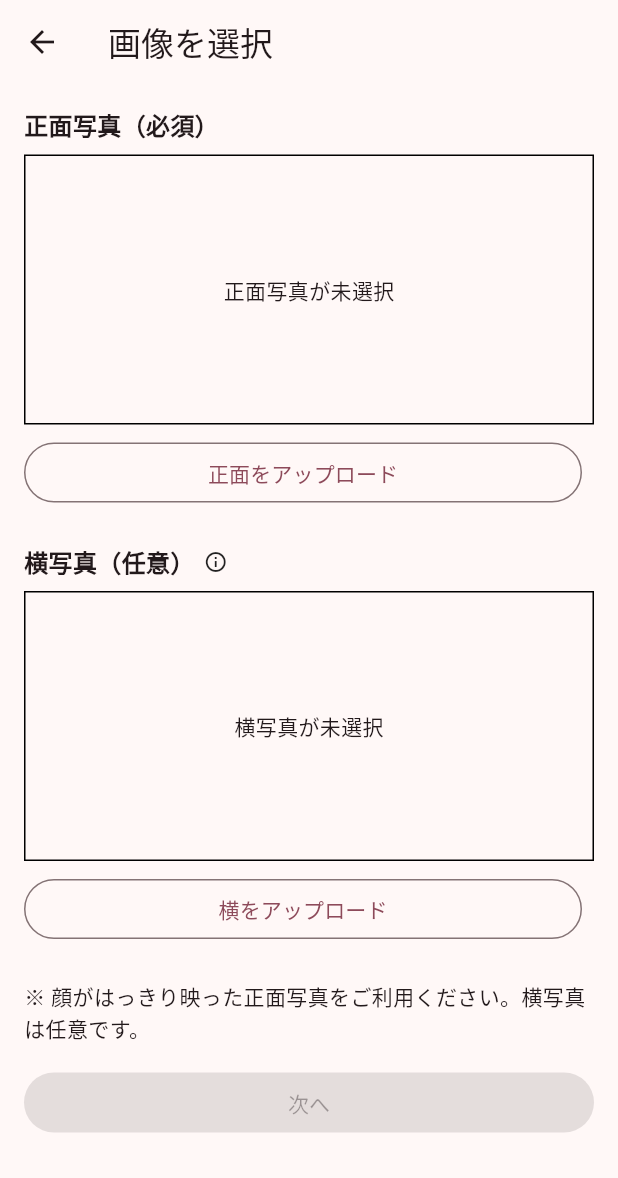
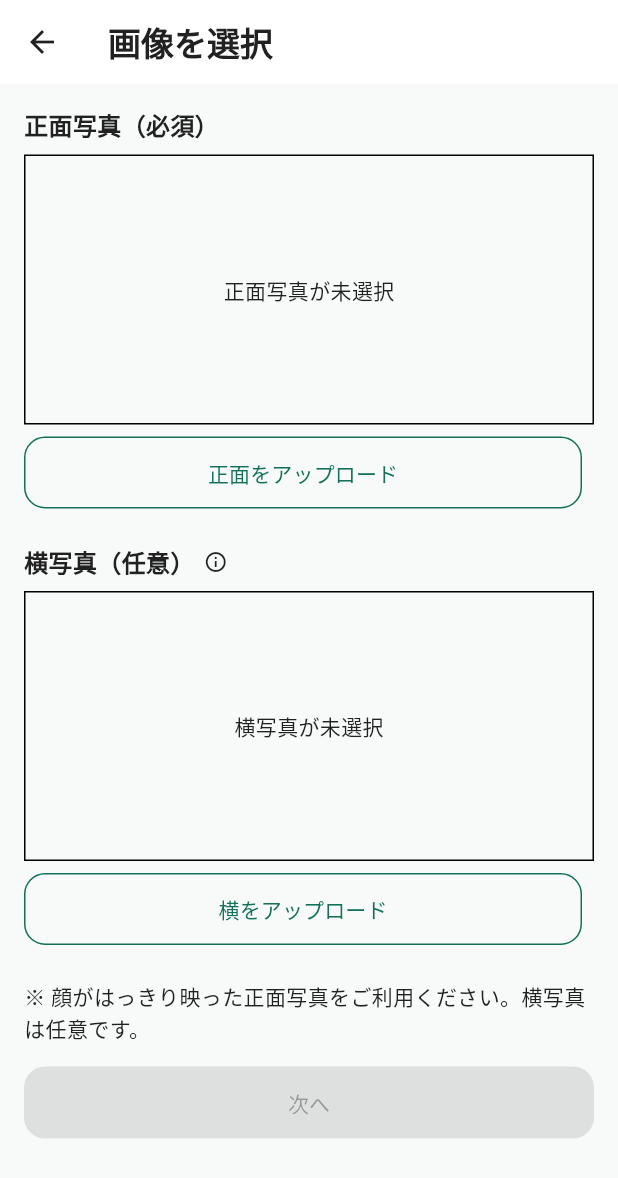
Before and after one commit to funachandesu/kaotype, a Flutter app: the screen it shows after launch, after a tap on "診断を始める", on a phone screen of 412 x 824 dp. Shown: the top 1178 px of the screen. Run offline on Flutter 3.47's test engine with Material 3 defaults, Android fonts, the phone set to English and light mode, and no system bars; our stand-ins replace dio, flutter_riverpod, image_picker, share_plus.

Commit message:
色味を変更

```diff
--- /dev/null
+++ b/lib/core/app_theme.dart
@@ -0,0 +1,78 @@
+// lib/core/app_theme.dart
+import 'package:flutter/material.dart';
+
+/// 16Pっぽい緑ベース + 補色（紫）
+/// スクショから抽出した近似色
+class KaotypeColors {
+  static const Color greenMain = Color(0xFF127158); // 濃緑（主）
+  static const Color greenLight = Color(0xFF46C5A1); // 明るいアクセント
+  static const Color greenPale = Color(0xFF92D8C5); // ペール
+  static const Color purpleMain = Color(0xFF7D4F9F); // 補色（濃紫）
+  static const Color purpleLight = Color(0xFFA572AF); // 補色（淡紫）
+  static const Color grayBg = Color(0xFFD9D9D9); // セクション区切り
+}
+
+ThemeData buildKaotypeTheme(Brightness brightness) {
+  final isDark = brightness == Brightness.dark;
+
+  // ColorScheme を直接定義（Seedではなく手動で揃える）
+  final scheme = ColorScheme(
+    brightness: brightness,
+    primary: KaotypeColors.greenMain,
+    onPrimary: Colors.white,
+    primaryContainer: KaotypeColors.greenLight,
+    onPrimaryContainer: Colors.black,
+    secondary: KaotypeColors.purpleMain,
+    onSecondary: Colors.white,
+    secondaryContainer: KaotypeColors.purpleLight,
+    onSecondaryContainer: Colors.white,
+    tertiary: KaotypeColors.greenPale,
+    onTertiary: Colors.black,
+    tertiaryContainer: KaotypeColors.greenPale.withOpacity(0.6),
+    onTertiaryContainer: Colors.black,
+    error: const Color(0xFFB00020),
+    onError: Colors.white,
+    surface: isDark ? const Color(0xFF121212) : Colors.white,
+    onSurface: isDark ? Colors.white : const Color(0xFF212121),
+    surfaceContainerHighest: KaotypeColors.grayBg, // Flutter 3.22+のみ使用
+    outline: Colors.black12,
+  );
+
+  return ThemeData(
+    colorScheme: scheme,
+    useMaterial3: true,
+    scaffoldBackgroundColor: isDark
+        ? const Color(0xFF101314)
+        : const Color(0xFFF7FAF8),
+    appBarTheme: AppBarTheme(
+      backgroundColor: scheme.surface,
+      foregroundColor: scheme.onSurface,
+      elevation: 0,
+    ),
+    textTheme: const TextTheme(
+      titleLarge: TextStyle(fontWeight: FontWeight.bold),
+    ),
+    filledButtonTheme: FilledButtonThemeData(
+      style: FilledButton.styleFrom(
+        backgroundColor: scheme.primary,
+        foregroundColor: scheme.onPrimary,
+        shape: RoundedRectangleBorder(borderRadius: BorderRadius.circular(14)),
+        padding: const EdgeInsets.symmetric(vertical: 14),
+      ),
+    ),
+    outlinedButtonTheme: OutlinedButtonThemeData(
+      style: OutlinedButton.styleFrom(
+        foregroundColor: scheme.primary,
+        side: BorderSide(color: scheme.primary),
+        shape: RoundedRectangleBorder(borderRadius: BorderRadius.circular(14)),
+        padding: const EdgeInsets.symmetric(vertical: 14),
+      ),
+    ),
+    dividerColor: KaotypeColors.grayBg,
+    cardTheme: CardThemeData(
+      color: scheme.primary.withOpacity(0.10),
+      shape: RoundedRectangleBorder(borderRadius: BorderRadius.circular(16)),
+      elevation: 0,
+    ),
+  );
+}
--- a/lib/features/start/start_page.dart
+++ b/lib/features/start/start_page.dart
@@ -1,3 +1,4 @@
+// lib/features/start/start_page.dart
 import 'package:flutter/material.dart';
 import '../legal/terms_page.dart';
 import '../legal/privacy_page.dart';
@@ -8,6 +9,8 @@ class StartPage extends StatelessWidget {
 
   @override
   Widget build(BuildContext context) {
+    final cs = Theme.of(context).colorScheme;
+
     return Scaffold(
       body: SafeArea(
         child: Padding(
@@ -22,22 +25,28 @@ class StartPage extends StatelessWidget {
               const SizedBox(height: 8),
               const Text('顔×性格でわかる16タイプ診断', textAlign: TextAlign.center),
               const SizedBox(height: 16),
-              // 画像送信の注意書き
+
+              // 画像送信の注意書き（テーマのprimaryを薄く）
               Container(
+                width: double.infinity,
                 padding: const EdgeInsets.symmetric(
                   horizontal: 12,
-                  vertical: 10,
+                  vertical: 12,
                 ),
                 decoration: BoxDecoration(
-                  color: Colors.orange.withOpacity(0.08),
+                  color: cs.primary.withOpacity(0.10),
+                  border: Border.all(color: cs.primary.withOpacity(0.20)),
                   borderRadius: BorderRadius.circular(12),
                 ),
                 child: const Text(
-                  'この診断では、選択した顔写真がサーバーに送信されます。\n詳細は「利用規約」と「プライバシーポリシー」をご確認ください。',
+                  'この診断では、選択した顔写真がサーバーに送信されます。\n'
+                  '詳細は「利用規約」と「プライバシーポリシー」をご確認ください。',
                   textAlign: TextAlign.center,
                 ),
               ),
+
               const Spacer(),
+
               SizedBox(
                 width: double.infinity,
                 child: FilledButton(
@@ -47,7 +56,8 @@ class StartPage extends StatelessWidget {
                 ),
               ),
               const SizedBox(height: 12),
-              // 規約リンク行
+
+              // 規約リンク
               Row(
                 mainAxisAlignment: MainAxisAlignment.center,
                 children: [
--- a/lib/main.dart
+++ b/lib/main.dart
@@ -2,6 +2,7 @@
 import 'package:flutter/material.dart';
 import 'package:flutter_riverpod/flutter_riverpod.dart';
 import 'core/app_routes.dart';
+import 'core/app_theme.dart';
 import 'features/start/start_page.dart';
 import 'features/upload/upload_page.dart';
 import 'features/questions/questions_page.dart';
@@ -25,10 +26,9 @@ class MyApp extends StatelessWidget {
         AppRoutes.questions: (_) => const QuestionsPage(),
         AppRoutes.result: (_) => const ResultPage(),
       },
-      theme: ThemeData(
-        useMaterial3: true,
-        colorScheme: ColorScheme.fromSeed(seedColor: Colors.pinkAccent),
-      ),
+      theme: buildKaotypeTheme(Brightness.light), // ← 共通テーマ（ライト）
+      darkTheme: buildKaotypeTheme(Brightness.dark), // ← 共通テーマ（ダーク）
+      themeMode: ThemeMode.light, // 必要なら ThemeMode.system に変更可
     );
   }
 }
```
Also changed, not shown: lib/features/questions/questions_page.dart (+78 -7 lines).
